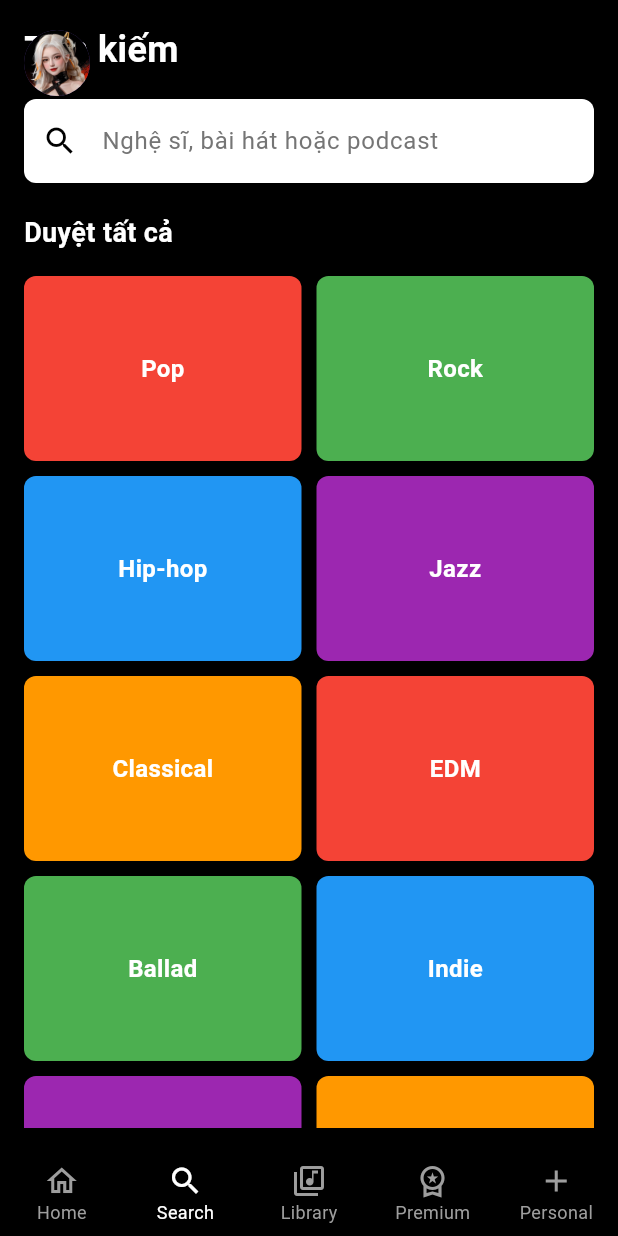
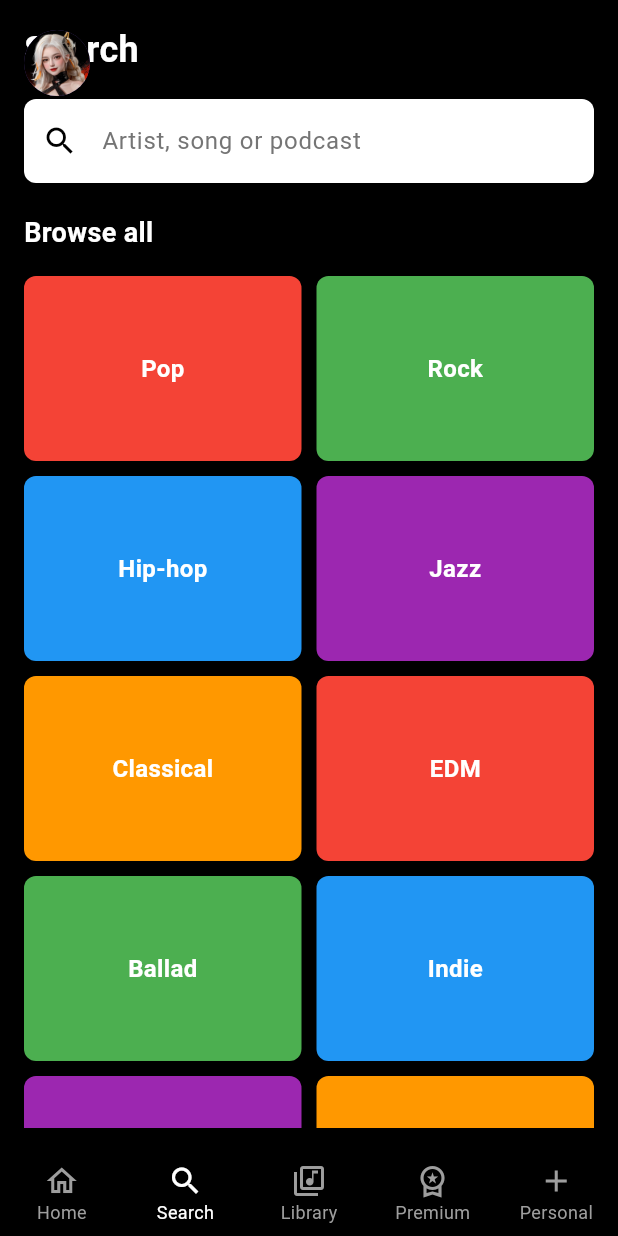
Before and after one commit to khanh21s/2025_LTTBDD_N05_DOAN_VAN_KHANH, a Flutter app: the screen it shows after launch, item 2 of the bottom bar chosen, on a phone screen of 412 x 824 dp. Run offline on Flutter 3.47's test engine with Material 3 defaults, Android fonts, the phone set to English and light mode, and no system bars; our stand-ins replace easy_localization, just_audio, palette_generator, shared_preferences; network calls fail.

Commit message:
them doi ngon ngu cho trang tim kiem

```diff
--- a/assets/translations/en.json
+++ b/assets/translations/en.json
@@ -26,6 +26,9 @@
   "music_today": "Today's Music",
   "album_by_author": "Album by Author",
   "view_all_songs": "View all songs",
-  "featured_podcasts": "Featured Podcasts"
+  "featured_podcasts": "Featured Podcasts",
+    "search": "Search",
+  "search_hint": "Artist, song or podcast",
+  "browse_all": "Browse all"
 
 }
--- a/assets/translations/vi.json
+++ b/assets/translations/vi.json
@@ -26,6 +26,9 @@
   "music_today": "Nhạc hôm nay",
   "album_by_author": "Album theo tác giả",
   "view_all_songs": "Xem tất cả bài hát",
-  "featured_podcasts": "Podcast nổi bật"
+  "featured_podcasts": "Podcast nổi bật",
+    "search": "Tìm kiếm",
+  "search_hint": "Nghệ sĩ, bài hát hoặc podcast",
+  "browse_all": "Duyệt tất cả"
 
 }
--- a/lib/pages/search_page.dart
+++ b/lib/pages/search_page.dart
@@ -1,4 +1,5 @@
 import 'package:flutter/material.dart';
+import 'package:easy_localization/easy_localization.dart';
 import 'package:my_app/pages/category_detail_page.dart';
 
 class SearchPage extends StatefulWidget {
@@ -12,7 +13,7 @@ class _SearchPageState extends State<SearchPage> {
   final TextEditingController _searchController = TextEditingController();
   String _query = "";
 
-  // Mock data
+  // 🔹 Danh sách thể loại có thể dịch được
   final List<String> categories = [
     "Pop",
     "Rock",
@@ -28,12 +29,13 @@ class _SearchPageState extends State<SearchPage> {
 
   @override
   void dispose() {
-    _searchController.dispose(); // giải phóng controller khi widget bị hủy
+    _searchController.dispose();
     super.dispose();
   }
 
   @override
   Widget build(BuildContext context) {
+    final locale = context.locale;
     final colors = [
       Colors.red,
       Colors.green,
@@ -53,9 +55,10 @@ class _SearchPageState extends State<SearchPage> {
         child: Column(
           crossAxisAlignment: CrossAxisAlignment.start,
           children: [
-            const Text(
-              'Tìm kiếm',
-              style: TextStyle(
+            // 🔹 Tiêu đề trang
+            Text(
+              'search'.tr(), // "Tìm kiếm" / "Search"
+              style: const TextStyle(
                 color: Colors.white,
                 fontSize: 24,
                 fontWeight: FontWeight.bold,
@@ -63,7 +66,7 @@ class _SearchPageState extends State<SearchPage> {
             ),
             const SizedBox(height: 16),
 
-            // Search input
+            // 🔹 Ô nhập tìm kiếm
             TextField(
               controller: _searchController,
               onChanged: (value) {
@@ -73,7 +76,7 @@ class _SearchPageState extends State<SearchPage> {
               },
               style: const TextStyle(color: Colors.black),
               decoration: InputDecoration(
-                hintText: 'Nghệ sĩ, bài hát hoặc podcast',
+                hintText: tr('search_hint'), // đa ngôn ngữ
                 hintStyle: TextStyle(color: Colors.grey[600]),
                 prefixIcon: const Icon(Icons.search, color: Colors.black),
                 filled: true,
@@ -86,9 +89,10 @@ class _SearchPageState extends State<SearchPage> {
             ),
 
             const SizedBox(height: 20),
-            const Text(
-              'Duyệt tất cả',
-              style: TextStyle(
+            // 🔹 Tiêu đề "Duyệt tất cả"
+            Text(
+              'browse_all'.tr(), // "Duyệt tất cả" / "Browse all"
+              style: const TextStyle(
                 color: Colors.white,
                 fontSize: 18,
                 fontWeight: FontWeight.bold,
@@ -96,7 +100,7 @@ class _SearchPageState extends State<SearchPage> {
             ),
             const SizedBox(height: 16),
 
-            // Grid
+            // 🔹 Grid hiển thị các thể loại
             Expanded(
               child: GridView.builder(
                 gridDelegate: const SliverGridDelegateWithFixedCrossAxisCount(
@@ -136,7 +140,6 @@ class _SearchPageState extends State<SearchPage> {
                     ),
                   );
                 },
-
               ),
             ),
           ],
```
